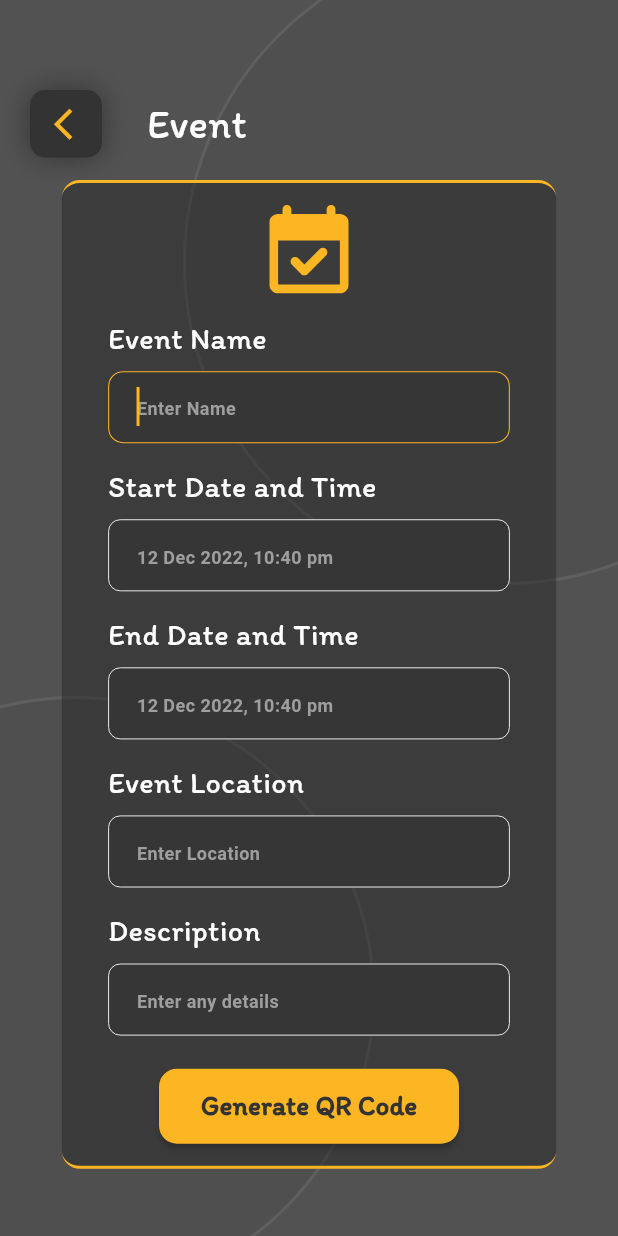
After one commit to AhmedAbdelgawadHassan/Qr_Code-App, a Flutter app: the EventcardView screen opened by its route, on a phone screen of 412 x 824 dp. The commit adds this screen. Run offline on Flutter 3.47's test engine with Material 3 defaults, Android fonts, the phone set to English and light mode, and no system bars; our stand-ins replace flutter_svg, go_router; Roboto replaces fonts that are missing (Arial).

Commit message:
finish EventCard View ui

```diff
--- a/qr_code/lib/Features/Generate_Qr/Presentation/Views/EventCard_view.dart
+++ b/qr_code/lib/Features/Generate_Qr/Presentation/Views/EventCard_view.dart
@@ -1,10 +1,49 @@
 import 'package:flutter/material.dart';
+import 'package:qr_code/Core/Helpers/BuildCircle_Method.dart';
+import 'package:qr_code/Core/Widgets/CustomAppBarCard.dart';
+import 'package:qr_code/Features/Generate_Qr/Presentation/Views/Widgets/EventCard_Container.dart';
 
 class EventcardView extends StatelessWidget {
   const EventcardView({super.key});
 
   @override
   Widget build(BuildContext context) {
-    return const Placeholder();
+    var heightScreen = MediaQuery.of(context).size.height;
+    return Scaffold(
+      backgroundColor: Color(0xff525252),
+      body: SingleChildScrollView(
+        child: SizedBox(
+          height:
+              heightScreen, // to prevent error for putting stack inside Column
+          child: Stack(
+            alignment: Alignment.center,
+            children: [
+              Positioned(
+                top: -40,
+                right: -140,
+                child: buildCircle(
+                  430,
+                  Color(0xff4F4F4F),
+                ), // Method for Building circle
+              ),
+              Positioned(
+                bottom: -40,
+                left: -150,
+                child: buildCircle(400, Color(0xff4F4F4F)),
+              ),
+              Positioned(
+                top: 60,
+                left: 20,
+                child: Customappbarcard(text: "Event"),
+              ),
+              Positioned(
+                top: 120,
+                child: EventcardContainer(GenerateQr_Onpressed: (){})
+              ),
+            ],
+          ),
+        ),
+      ),
+    );
   }
 }
--- /dev/null
+++ b/qr_code/lib/Features/Generate_Qr/Presentation/Views/Widgets/EventCard_Container.dart
@@ -0,0 +1,53 @@
+// ignore_for_file: unnecessary_string_interpolations
+
+import 'package:flutter/material.dart';
+import 'package:flutter_svg/svg.dart';
+import 'package:qr_code/Core/Utils/App_Colors.dart';
+import 'package:qr_code/Core/utils/App_Assets.dart';
+import 'package:qr_code/Features/Generate_Qr/Presentation/Views/Widgets/GenerateQr_Buttom.dart';
+import 'package:qr_code/Features/Generate_Qr/Presentation/Views/Widgets/customTextFormField.dart';
+
+class EventcardContainer extends StatelessWidget {
+  const EventcardContainer({super.key, required this.GenerateQr_Onpressed});
+  final VoidCallback GenerateQr_Onpressed;
+
+
+
+  @override
+  Widget build(BuildContext context) {
+    var widthScreen = MediaQuery.of(context).size.width;
+    var heightScreen = MediaQuery.of(context).size.height;
+    return Container(
+      width: widthScreen * 0.8,
+      height: heightScreen * 0.80,
+      decoration: BoxDecoration(
+        color: Color.fromARGB(128, 39, 39, 40),
+        borderRadius: BorderRadius.circular(12),
+        border: Border.symmetric(
+          horizontal: BorderSide(color: AppColors.primaryColor, width: 2),
+        ),
+      ),
+      child: Column(
+        children: [
+          Spacer(flex: 2,),
+          SvgPicture.asset(AppAssets.EventIcon1,height: 60,),
+          Spacer(flex: 2,),
+          Customtextformfield(label: "Event Name", hintText: "Enter Name", maxLines: 1,ScreenRatio: 0.65,),
+          Spacer(flex: 2,),
+          Customtextformfield(label: "Start Date and Time", hintText: "12 Dec 2022, 10:40 pm", maxLines: 1,ScreenRatio: 0.65,),
+          Spacer(flex: 2,),
+          Customtextformfield(label: "End Date and Time", hintText: "12 Dec 2022, 10:40 pm", maxLines: 1,ScreenRatio: 0.65,),
+          Spacer(flex: 2,),
+         Customtextformfield(label: "Event Location", hintText: "Enter Location", maxLines: 1,ScreenRatio: 0.65,),
+         Spacer(flex: 2,),
+         Customtextformfield(label: "Description", hintText: "Enter any details", maxLines: 3, ScreenRatio: 0.65),
+         Spacer(flex: 3,),
+          GenerateqrButtom(onpressed: GenerateQr_Onpressed,),
+          Spacer(flex: 2,)
+
+
+        ],
+      ),
+    );
+  }
+}
--- a/qr_code/lib/Features/Generate_Qr/Presentation/Views/Widgets/customTextFormField.dart
+++ b/qr_code/lib/Features/Generate_Qr/Presentation/Views/Widgets/customTextFormField.dart
@@ -21,7 +21,7 @@ class Customtextformfield extends StatelessWidget {
     return Column(
       crossAxisAlignment: CrossAxisAlignment.start,
       children: [
-        Text("$label", style: TextStyle(color: Colors.white, fontSize: 22)),
+        Text("$label", style: TextStyle(color: Colors.white, fontSize: 20)),
         SizedBox(height: 7),
         SizedBox(
           width: widthScreen*ScreenRatio,    // width of textfield related to container width (Responsive)
```
